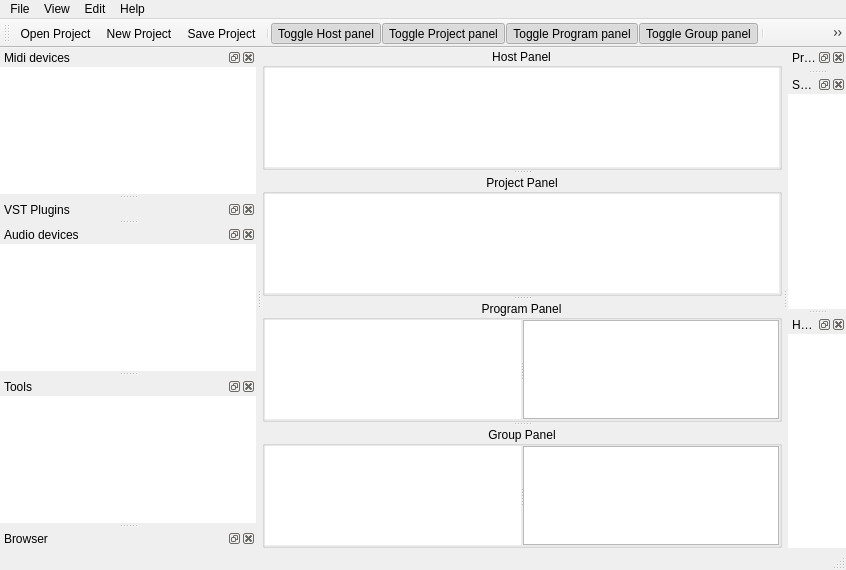
Before: the Qt Designer form src/common/mainwindow.ui in rbarreiros/vstboard, drawn with Qt 5.
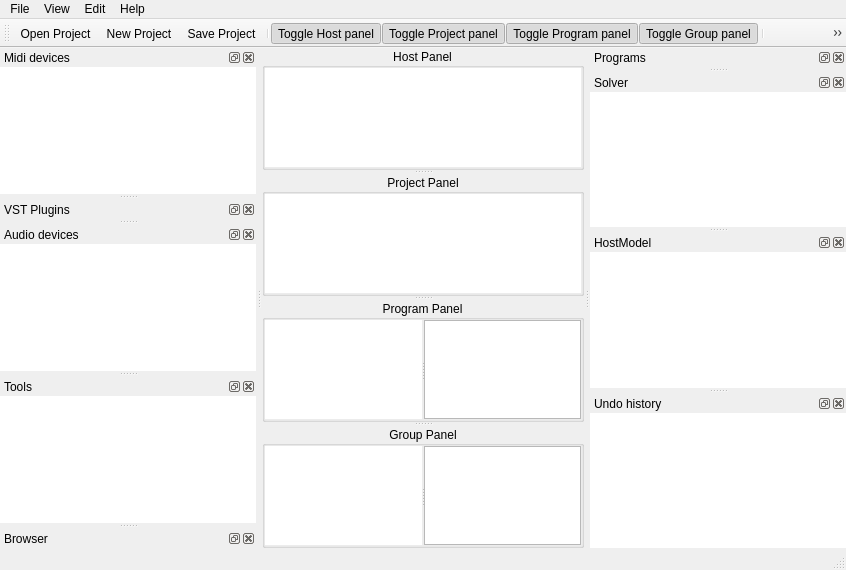
After: the same form once the commit is applied. Icons and pictures are not drawn. Custom widgets are drawn as their Qt base class.

Commit message: don't push program changes in the undo stack, other undos have to remember their program and switch back to it when needed

```diff
--- a/src/common/mainwindow.ui
+++ b/src/common/mainwindow.ui
@@ -802,6 +802,34 @@
     </layout>
    </widget>
   </widget>
+  <widget class="QDockWidget" name="dockUndo">
+   <property name="windowTitle">
+    <string>Undo history</string>
+   </property>
+   <attribute name="dockWidgetArea">
+    <number>2</number>
+   </attribute>
+   <widget class="QWidget" name="dockWidgetContents_9">
+    <layout class="QVBoxLayout" name="verticalLayout_2">
+     <property name="spacing">
+      <number>0</number>
+     </property>
+     <property name="margin">
+      <number>0</number>
+     </property>
+     <item>
+      <widget class="QUndoView" name="listUndo">
+       <property name="frameShape">
+        <enum>QFrame::NoFrame</enum>
+       </property>
+       <property name="uniformItemSizes">
+        <bool>true</bool>
+       </property>
+      </widget>
+     </item>
+    </layout>
+   </widget>
+  </widget>
   <action name="actionSave">
    <property name="icon">
     <iconset resource="../resources/resources.qrc">
@@ -1132,6 +1160,11 @@
    <extends>QTreeView</extends>
    <header>views/listaudiodevicesview.h</header>
   </customwidget>
+  <customwidget>
+   <class>QUndoView</class>
+   <extends>QListView</extends>
+   <header>qundoview.h</header>
+  </customwidget>
  </customwidgets>
  <resources>
   <include location="../resources/resources.qrc"/>
```
The commit also changes 24 other files.
